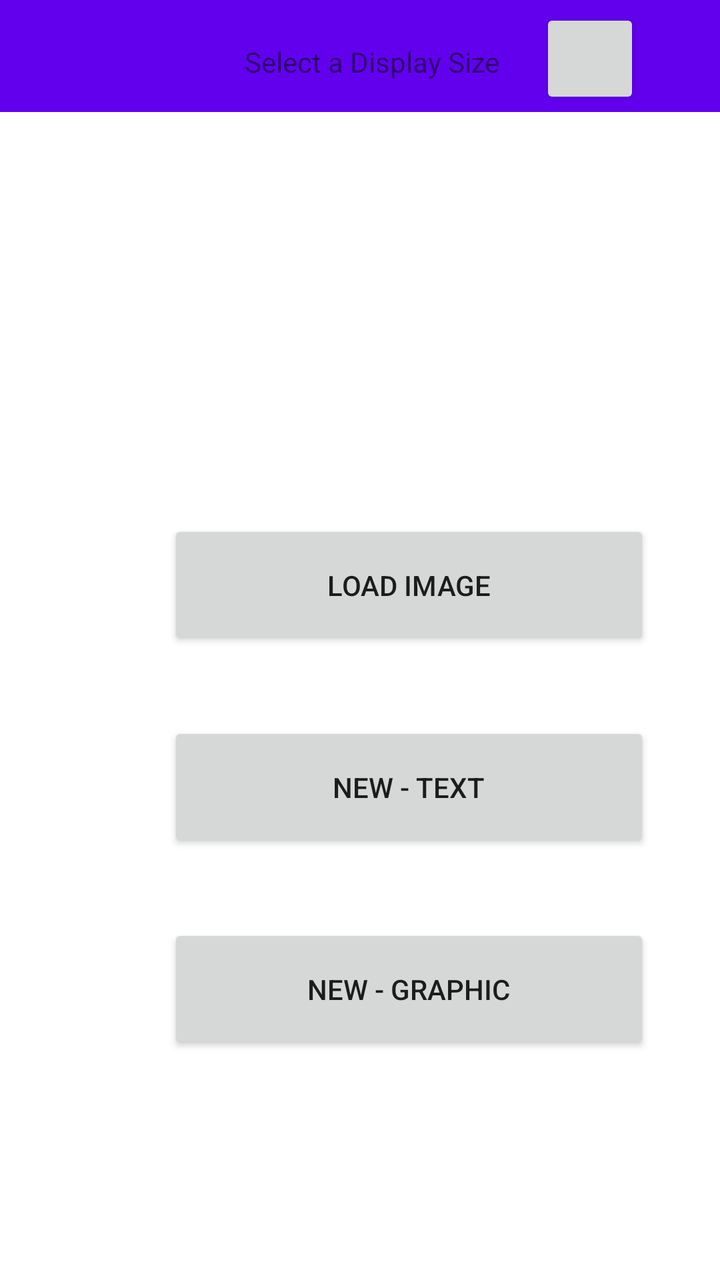
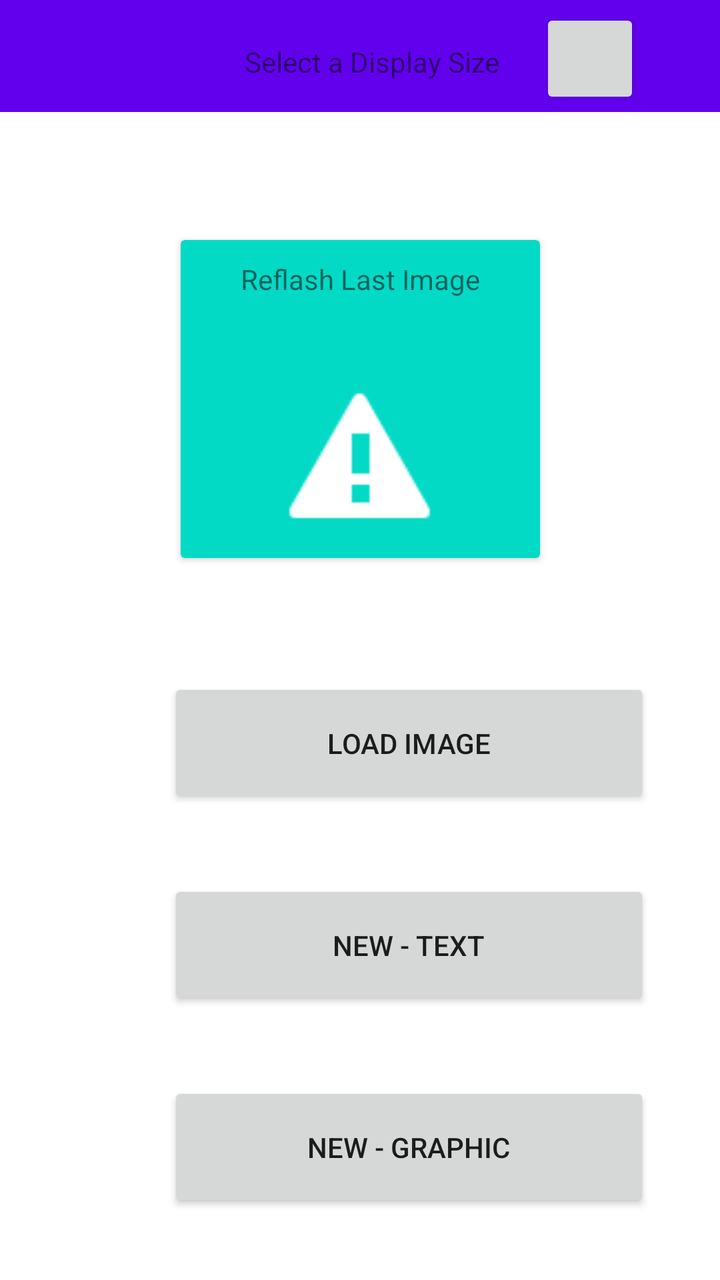

An Android layout rendered at two revisions. The XML below is the earlier revision; the diff shows what the commit changed to produce the second picture.
<!-- AndroidManifest.xml: application theme Theme.NFCEInkWriter -->
<!-- res/layout/activity_main.xml -->
<?xml version="1.0" encoding="utf-8"?>
<androidx.constraintlayout.widget.ConstraintLayout xmlns:android="http://schemas.android.com/apk/res/android"
    xmlns:app="http://schemas.android.com/apk/res-auto"
    xmlns:tools="http://schemas.android.com/tools"
    android:layout_width="match_parent"
    android:layout_height="match_parent"
    tools:context=".MainActivity">

    <Button
        android:id="@+id/cta_pick_image_file"
        android:layout_width="241dp"
        android:layout_height="65dp"
        android:layout_marginStart="84dp"
        android:layout_marginLeft="84dp"
        android:layout_marginTop="260dp"
        android:text="@string/pick_image_file_cta_text"
        app:layout_constraintStart_toStartOf="parent"
        app:layout_constraintTop_toTopOf="parent" />

    <Button
        android:id="@+id/cta_new_text"
        android:layout_width="241dp"
        android:layout_height="65dp"
        android:layout_marginTop="36dp"
        android:text="@string/cta_new_text_invite"
        app:layout_constraintBottom_toTopOf="@+id/cta_new_graphic"
        app:layout_constraintStart_toStartOf="@+id/cta_pick_image_file"
        app:layout_constraintTop_toBottomOf="@+id/cta_pick_image_file" />

    <Button
        android:id="@+id/cta_new_graphic"
        android:layout_width="241dp"
        android:layout_height="65dp"
        android:layout_marginTop="36dp"
        android:text="@string/cta_new_graphic_invite"
        app:layout_constraintTop_toBottomOf="@+id/cta_new_text"
        app:layout_constraintStart_toStartOf="@+id/cta_new_text"
        tools:layout_editor_absoluteX="84dp" />

    <androidx.appcompat.widget.Toolbar
        android:id="@+id/main_toolbar"
        android:layout_width="match_parent"
        android:layout_height="wrap_content"
        android:background="?attr/colorPrimary"
        android:minHeight="?attr/actionBarSize"
        android:theme="?attr/actionBarTheme"
        app:layout_constraintStart_toStartOf="parent"
        app:layout_constraintTop_toTopOf="parent" >

        <androidx.constraintlayout.widget.ConstraintLayout
            android:layout_width="match_parent"
            android:layout_height="match_parent"
        >

            <TextView
                android:id="@+id/currentDisplaySize"
                android:layout_width="wrap_content"
                android:layout_height="wrap_content"
                android:layout_marginTop="20dp"
                android:layout_marginEnd="20dp"
                android:text="@string/currDisplaySizeDefaultText"
                app:layout_constraintEnd_toStartOf="@+id/changeDisplaySizeInvite"
                app:layout_constraintTop_toTopOf="parent" />

            <Button
                android:id="@+id/changeDisplaySizeInvite"
                android:layout_width="50dp"
                android:layout_height="50dp"
                android:layout_marginTop="3dp"
                android:layout_marginEnd="40dp"
                app:icon="@android:drawable/ic_menu_preferences"
                app:iconPadding="2dp"
                app:layout_constraintEnd_toEndOf="parent"
                app:layout_constraintTop_toTopOf="parent" />
        </androidx.constraintlayout.widget.ConstraintLayout>

    </androidx.appcompat.widget.Toolbar>


</androidx.constraintlayout.widget.ConstraintLayout>
<!-- resources referenced by this layout -->
<resources>
  <string name="cta_new_graphic_invite">New - Graphic</string>
  <string name="cta_new_text_invite">New - Text</string>
  <string name="currDisplaySizeDefaultText">Select a Display Size</string>
  <string name="pick_image_file_cta_text">Load Image</string>
  <style name="Theme.NFCEInkWriter" parent="Theme.MaterialComponents.DayNight.NoActionBar">
          
          <item name="colorPrimary">@color/purple_500</item>
          <item name="colorPrimaryVariant">@color/purple_700</item>
          <item name="colorOnPrimary">@color/white</item>
          
          <item name="colorSecondary">@color/teal_200</item>
          <item name="colorSecondaryVariant">@color/teal_700</item>
          <item name="colorOnSecondary">@color/black</item>
          
          <item name="android:statusBarColor" tools:targetApi="l">?attr/colorPrimaryVariant</item>
          
      </style>
  <color name="purple_500">#FF6200EE</color>
  <color name="purple_700">#FF3700B3</color>
  <color name="white">#FFFFFFFF</color>
  <color name="teal_200">#FF03DAC5</color>
  <color name="teal_700">#FF018786</color>
  <color name="black">#FF000000</color>
</resources>

<!-- the commit's change to res/layout/activity_main.xml (unified diff, before → after) -->
@@ -6,16 +6,59 @@
     android:layout_height="match_parent"
     tools:context=".MainActivity">
 
+    <androidx.cardview.widget.CardView
+        android:id="@+id/reflashButton"
+        android:layout_width="wrap_content"
+        android:layout_height="wrap_content"
+        app:layout_constraintLeft_toLeftOf="parent"
+        app:layout_constraintRight_toRightOf="parent"
+        app:layout_constraintTop_toTopOf="parent"
+        app:cardBackgroundColor="@color/design_default_color_secondary"
+        android:layout_marginTop="120dp"
+        >
+
+        <androidx.constraintlayout.widget.ConstraintLayout
+            android:id="@+id/imagePreviewCardBody"
+            android:layout_width="match_parent"
+            android:layout_height="match_parent">
+
+            <TextView
+                android:id="@+id/reflashButtonText"
+                android:layout_width="wrap_content"
+                android:layout_height="wrap_content"
+                app:layout_constraintLeft_toLeftOf="parent"
+                app:layout_constraintRight_toRightOf="parent"
+                app:layout_constraintTop_toTopOf="parent"
+                android:paddingHorizontal="30dp"
+                android:paddingVertical="10dp"
+                android:text="@string/reflash_cta_text" />
+
+            <ImageView
+                android:id="@+id/reflashButtonImage"
+                android:layout_width="wrap_content"
+                android:layout_height="wrap_content"
+                app:layout_constraintLeft_toLeftOf="parent"
+                app:layout_constraintRight_toRightOf="parent"
+                app:layout_constraintTop_toBottomOf="@+id/reflashButtonText"
+                android:layout_marginTop="20dp"
+                android:minWidth="100dp"
+                android:minHeight="100dp"
+                android:padding="10dp"
+                android:contentDescription="@string/image_preview_content_description"
+                app:srcCompat="@android:drawable/stat_sys_warning" />
+        </androidx.constraintlayout.widget.ConstraintLayout>
+    </androidx.cardview.widget.CardView>
+
     <Button
         android:id="@+id/cta_pick_image_file"
         android:layout_width="241dp"
         android:layout_height="65dp"
         android:layout_marginStart="84dp"
         android:layout_marginLeft="84dp"
-        android:layout_marginTop="260dp"
+        android:layout_marginTop="60dp"
         android:text="@string/pick_image_file_cta_text"
         app:layout_constraintStart_toStartOf="parent"
-        app:layout_constraintTop_toTopOf="parent" />
+        app:layout_constraintTop_toBottomOf="@id/reflashButton" />
 
     <Button
         android:id="@+id/cta_new_text"
@@ -77,4 +120,6 @@
     </androidx.appcompat.widget.Toolbar>
 
 
+
+
 </androidx.constraintlayout.widget.ConstraintLayout>
<!-- resource entries referenced after the edit -->
@@ -3,7 +3,9 @@
   <string name="cta_new_graphic_invite">New - Graphic</string>
   <string name="cta_new_text_invite">New - Text</string>
   <string name="currDisplaySizeDefaultText">Select a Display Size</string>
+  <string name="image_preview_content_description">Image to Flash Preview</string>
   <string name="pick_image_file_cta_text">Load Image</string>
+  <string name="reflash_cta_text">Reflash Last Image</string>
   <style name="Theme.NFCEInkWriter" parent="Theme.MaterialComponents.DayNight.NoActionBar">
           
           <item name="colorPrimary">@color/purple_500</item>
